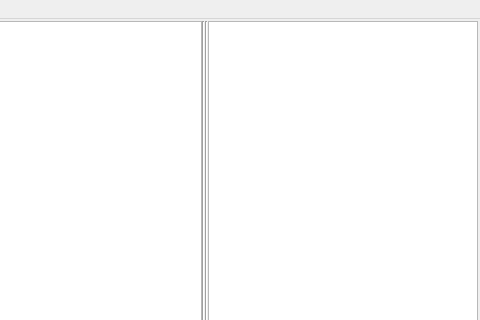
The window that SpriteStudio/src/mainwindow.ui (oktailb/SpriteStudio) describes before a commit, drawn with Qt 5; both pictures show x 917 to 1397 and y 0 to 320 of the 1397 by 767 pixel window.
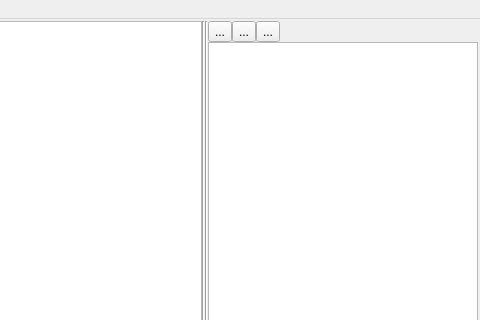
The same window after the commit. Icons and pictures are not drawn.

Commit message:
Add some edition tools for sprites/animations
 - Slider can be moved to a specific frame manually
 - Add horizontal mirroring for current animation
 - prepare buttons for frames alignment and pixel edition

Diff of the .ui file:
```diff
--- a/SpriteStudio/src/mainwindow.ui
+++ b/SpriteStudio/src/mainwindow.ui
@@ -342,6 +342,59 @@
       </item>
       <item>
        <layout class="QVBoxLayout" name="animationArea">
+        <item>
+         <layout class="QHBoxLayout" name="toolBox">
+          <item>
+           <widget class="QToolButton" name="spriteEditButton">
+            <property name="toolTip">
+             <string>Edit current frame pixels</string>
+            </property>
+            <property name="text">
+             <string>...</string>
+            </property>
+            <property name="icon">
+             <iconset theme="input-tablet"/>
+            </property>
+           </widget>
+          </item>
+          <item>
+           <widget class="QToolButton" name="spriteAlignButton">
+            <property name="toolTip">
+             <string>Set fixed point</string>
+            </property>
+            <property name="text">
+             <string>...</string>
+            </property>
+            <property name="icon">
+             <iconset theme="format-text-direction-ltr"/>
+            </property>
+           </widget>
+          </item>
+          <item>
+           <widget class="QToolButton" name="mirrorButton">
+            <property name="text">
+             <string>...</string>
+            </property>
+            <property name="icon">
+             <iconset theme="object-flip-horizontal"/>
+            </property>
+           </widget>
+          </item>
+          <item>
+           <spacer name="horizontalSpacer_2">
+            <property name="orientation">
+             <enum>Qt::Orientation::Horizontal</enum>
+            </property>
+            <property name="sizeHint" stdset="0">
+             <size>
+              <width>40</width>
+              <height>20</height>
+             </size>
+            </property>
+           </spacer>
+          </item>
+         </layout>
+        </item>
         <item>
          <widget class="QGraphicsView" name="graphicsViewResult"/>
         </item>
```
The commit also changes 3 other files.
